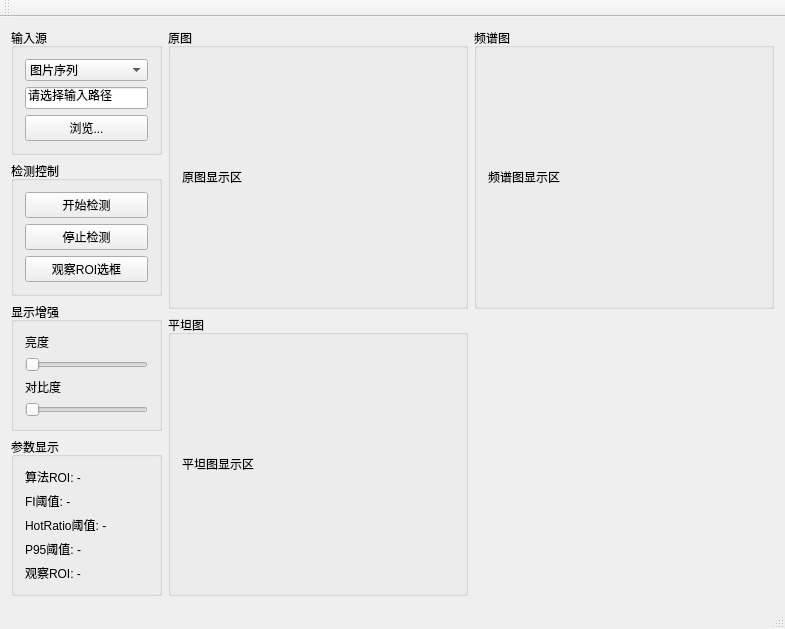
Old version of the form WaferMaster/ui/WaferMaster.ui in the repository recklevs/WaferMaster.
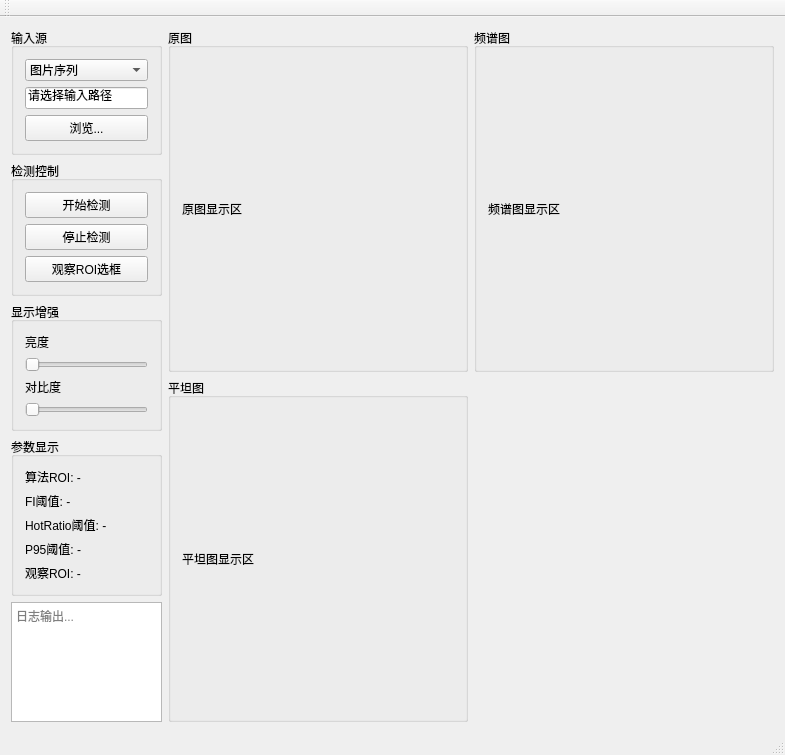
New version of the form.

Commit message: 完善日志系统，把 spdlog 日志实时输出到 Qt UI 界面： -重构日志系统，独立成 `Logger.h` / `Logger.cpp`，增加了一个 Qt UI sink，实现 spdlog 到 Qt 控件的跨线程消息投递。 - 主界面左侧面板底部新增一个只读文本框，运行时会实时滚动显示日志。

Patch:
```diff
--- a/WaferMaster/ui/WaferMaster.ui
+++ b/WaferMaster/ui/WaferMaster.ui
@@ -170,6 +170,31 @@
           </layout>
          </widget>
         </item>
+         <item>
+          <widget class="QPlainTextEdit" name="plainTextEditLog">
+           <property name="readOnly">
+            <bool>true</bool>
+           </property>
+           <property name="maximumBlockCount">
+            <number>200</number>
+           </property>
+           <property name="placeholderText">
+            <string>日志输出...</string>
+           </property>
+           <property name="minimumSize">
+            <size>
+             <width>0</width>
+             <height>120</height>
+            </size>
+           </property>
+           <property name="maximumSize">
+            <size>
+             <width>16777215</width>
+             <height>200</height>
+            </size>
+           </property>
+          </widget>
+         </item>
        </layout>
       </item>
       <item>
```
Lines whose indentation alone changed are shown as unchanged. The commit also changes 6 other files.
